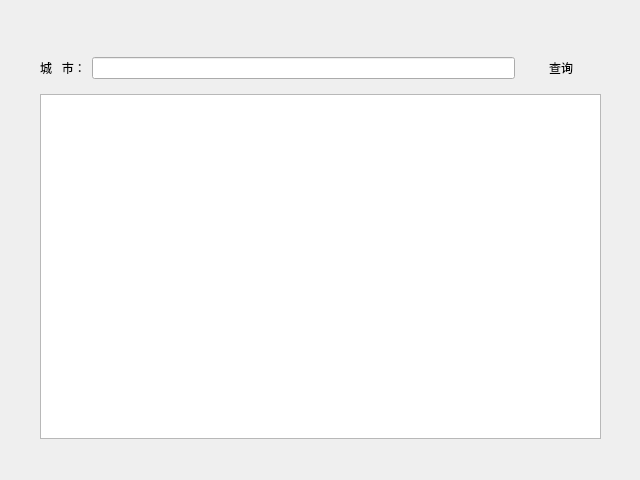
Above: weatherpanle.ui from falsebird/homeManager before the change. Below: the same form after it.
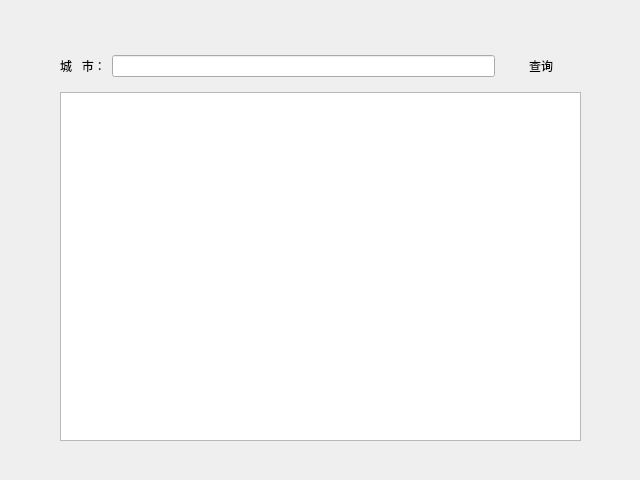
That is the form after the change. Custom widgets are drawn as their Qt base class.

```diff
--- a/weatherpanle.ui
+++ b/weatherpanle.ui
@@ -23,11 +23,17 @@
     </rect>
    </property>
    <layout class="QVBoxLayout" name="verticalLayout">
+    <property name="leftMargin">
+     <number>20</number>
+    </property>
     <property name="topMargin">
-     <number>22</number>
+     <number>20</number>
+    </property>
+    <property name="rightMargin">
+     <number>20</number>
     </property>
     <property name="bottomMargin">
-     <number>22</number>
+     <number>20</number>
     </property>
     <item>
      <widget class="Titlebar" name="titlebar" native="true"/>
```
